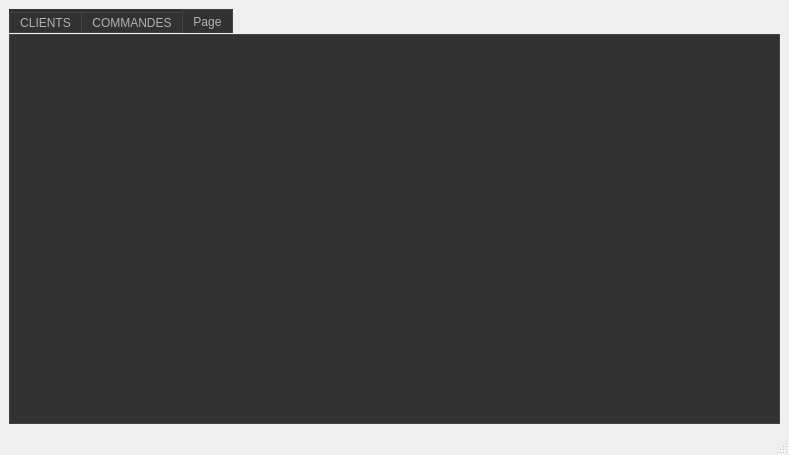
First picture: the form in mainwindow.ui, repository Asma-Mab/Smart_Restaurant_2A24, before the edit.
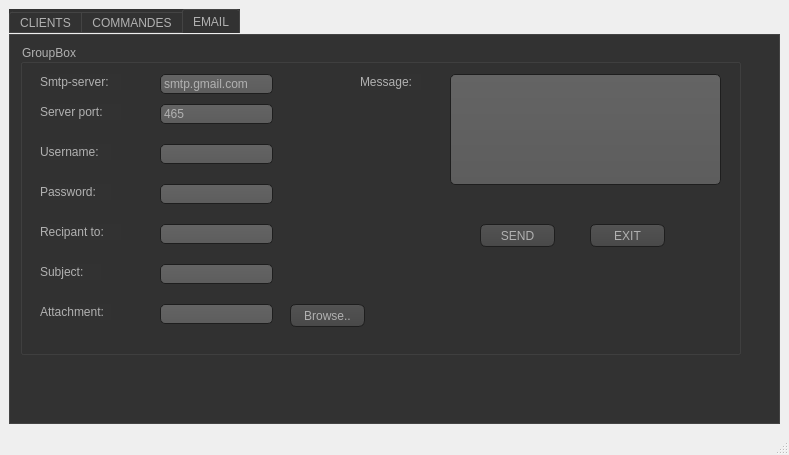
Second picture: the form after the edit. The open tabs and pages were chosen to show the change. Icons and pictures are not drawn.

The edit to the form file:
```diff
--- a/mainwindow.ui
+++ b/mainwindow.ui
@@ -1586,8 +1586,250 @@
       </widget>
       <widget class="QWidget" name="tab_11">
        <attribute name="title">
-        <string>Page</string>
+        <string>EMAIL</string>
        </attribute>
+       <widget class="QGroupBox" name="groupBox_9">
+        <property name="geometry">
+         <rect>
+          <x>10</x>
+          <y>9</y>
+          <width>721</width>
+          <height>311</height>
+         </rect>
+        </property>
+        <property name="title">
+         <string>GroupBox</string>
+        </property>
+        <widget class="QLabel" name="label_25">
+         <property name="geometry">
+          <rect>
+           <x>20</x>
+           <y>30</y>
+           <width>81</width>
+           <height>16</height>
+          </rect>
+         </property>
+         <property name="text">
+          <string>Smtp-server:</string>
+         </property>
+        </widget>
+        <widget class="QLabel" name="label_26">
+         <property name="geometry">
+          <rect>
+           <x>20</x>
+           <y>60</y>
+           <width>81</width>
+           <height>16</height>
+          </rect>
+         </property>
+         <property name="text">
+          <string>Server port:</string>
+         </property>
+        </widget>
+        <widget class="QLabel" name="label_27">
+         <property name="geometry">
+          <rect>
+           <x>20</x>
+           <y>100</y>
+           <width>71</width>
+           <height>16</height>
+          </rect>
+         </property>
+         <property name="text">
+          <string>Username:</string>
+         </property>
+        </widget>
+        <widget class="QLabel" name="label_28">
+         <property name="geometry">
+          <rect>
+           <x>20</x>
+           <y>140</y>
+           <width>71</width>
+           <height>16</height>
+          </rect>
+         </property>
+         <property name="text">
+          <string>Password:</string>
+         </property>
+        </widget>
+        <widget class="QLabel" name="label_29">
+         <property name="geometry">
+          <rect>
+           <x>20</x>
+           <y>180</y>
+           <width>81</width>
+           <height>16</height>
+          </rect>
+         </property>
+         <property name="text">
+          <string>Recipant to:</string>
+         </property>
+        </widget>
+        <widget class="QLabel" name="label_30">
+         <property name="geometry">
+          <rect>
+           <x>20</x>
+           <y>220</y>
+           <width>61</width>
+           <height>16</height>
+          </rect>
+         </property>
+         <property name="text">
+          <string>Subject:</string>
+         </property>
+        </widget>
+        <widget class="QLabel" name="label_31">
+         <property name="geometry">
+          <rect>
+           <x>20</x>
+           <y>260</y>
+           <width>71</width>
+           <height>16</height>
+          </rect>
+         </property>
+         <property name="text">
+          <string>Attachment:</string>
+         </property>
+        </widget>
+        <widget class="QLineEdit" name="server">
+         <property name="geometry">
+          <rect>
+           <x>140</x>
+           <y>30</y>
+           <width>113</width>
+           <height>20</height>
+          </rect>
+         </property>
+         <property name="text">
+          <string>smtp.gmail.com</string>
+         </property>
+        </widget>
+        <widget class="QLineEdit" name="port">
+         <property name="geometry">
+          <rect>
+           <x>140</x>
+           <y>60</y>
+           <width>113</width>
+           <height>20</height>
+          </rect>
+         </property>
+         <property name="text">
+          <string>465</string>
+         </property>
+        </widget>
+        <widget class="QLineEdit" name="uname">
+         <property name="geometry">
+          <rect>
+           <x>140</x>
+           <y>100</y>
+           <width>113</width>
+           <height>20</height>
+          </rect>
+         </property>
+        </widget>
+        <widget class="QLineEdit" name="paswd">
+         <property name="geometry">
+          <rect>
+           <x>140</x>
+           <y>140</y>
+           <width>113</width>
+           <height>20</height>
+          </rect>
+         </property>
+        </widget>
+        <widget class="QLineEdit" name="rcpt">
+         <property name="geometry">
+          <rect>
+           <x>140</x>
+           <y>180</y>
+           <width>113</width>
+           <height>20</height>
+          </rect>
+         </property>
+        </widget>
+        <widget class="QLineEdit" name="subject">
+         <property name="geometry">
+          <rect>
+           <x>140</x>
+           <y>220</y>
+           <width>113</width>
+           <height>20</height>
+          </rect>
+         </property>
+        </widget>
+        <widget class="QLineEdit" name="file">
+         <property name="geometry">
+          <rect>
+           <x>140</x>
+           <y>260</y>
+           <width>113</width>
+           <height>20</height>
+          </rect>
+         </property>
+        </widget>
+        <widget class="QLabel" name="label_32">
+         <property name="geometry">
+          <rect>
+           <x>340</x>
+           <y>30</y>
+           <width>61</width>
+           <height>16</height>
+          </rect>
+         </property>
+         <property name="text">
+          <string>Message:</string>
+         </property>
+        </widget>
+        <widget class="QLineEdit" name="msg">
+         <property name="geometry">
+          <rect>
+           <x>430</x>
+           <y>30</y>
+           <width>271</width>
+           <height>111</height>
+          </rect>
+         </property>
+        </widget>
+        <widget class="QPushButton" name="browseBtn">
+         <property name="geometry">
+          <rect>
+           <x>270</x>
+           <y>260</y>
+           <width>75</width>
+           <height>23</height>
+          </rect>
+         </property>
+         <property name="text">
+          <string>Browse..</string>
+         </property>
+        </widget>
+        <widget class="QPushButton" name="sendBtn">
+         <property name="geometry">
+          <rect>
+           <x>460</x>
+           <y>180</y>
+           <width>75</width>
+           <height>23</height>
+          </rect>
+         </property>
+         <property name="text">
+          <string>SEND</string>
+         </property>
+        </widget>
+        <widget class="QPushButton" name="exitBtn">
+         <property name="geometry">
+          <rect>
+           <x>570</x>
+           <y>180</y>
+           <width>75</width>
+           <height>23</height>
+          </rect>
+         </property>
+         <property name="text">
+          <string>EXIT</string>
+         </property>
+        </widget>
+       </widget>
       </widget>
      </widget>
     </item>
```
Left out of the diff: 2 changed lines with no effect on the pictures.
